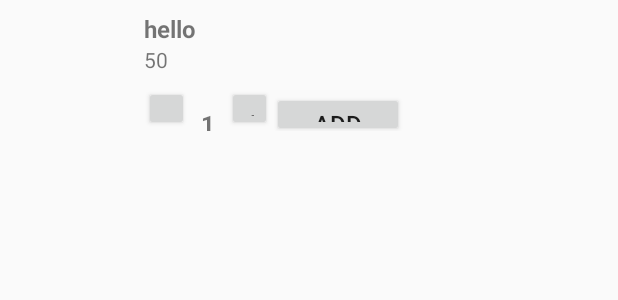
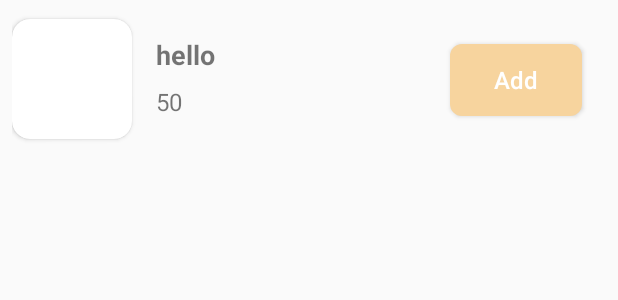
Before and after one commit to varun11192/Pizza-Delivery, an Android app: the layout item_row_layout.xml on its own in the app's theme, with its tools: preview values and no code run, on a phone screen of 412 x 824 dp. Shown: the top 300 px of the screen. Run offline under Robolectric (Android 15) with nearby library versions, the phone set to English and light mode, and no system bars.

Commit message:
some ui changes

```diff
--- a/app/src/main/AndroidManifest.xml
+++ b/app/src/main/AndroidManifest.xml
@@ -50,7 +50,9 @@
             android:exported="true" />
         <activity
             android:name=".HomeActivity"
-            android:exported="false" />
+            android:exported="true" >
+
+        </activity>
         <activity
             android:name=".chatbot"
             android:exported="false" />
--- a/app/src/main/java/com/example/wapp/CartActivity.java
+++ b/app/src/main/java/com/example/wapp/CartActivity.java
@@ -160,7 +160,7 @@ public class CartActivity extends AppCompatActivity {
 
         DecimalFormat decimalFormat = new DecimalFormat("#0.00");
         String totalPrice = decimalFormat.format(total);
-        totalPriceTextView.setText("Total: $" + totalPrice);
+        totalPriceTextView.setText("Rs " + totalPrice);
     }
 
     public void removeItem(int position) {
--- a/app/src/main/res/layout/activity_cart.xml
+++ b/app/src/main/res/layout/activity_cart.xml
@@ -9,13 +9,14 @@
 
     <ScrollView
         android:layout_width="match_parent"
-        android:layout_height="wrap_content">
+        android:layout_height="match_parent"
+        android:layout_above="@id/checkoutLayout"
+        android:layout_marginBottom="8dp">
 
     <androidx.recyclerview.widget.RecyclerView
         android:id="@+id/cartRecyclerView"
         android:layout_width="match_parent"
         android:layout_height="match_parent"
-        android:layout_above="@+id/checkoutLayout"
         />
     </ScrollView>
 
@@ -27,15 +28,14 @@
         android:layout_alignParentBottom="true"
         android:background="@android:color/white"
         android:padding="16dp"
-        android:layout_marginBottom="100dp"
-        >
+        android:layout_marginBottom="100dp">
 
         <TextView
             android:id="@+id/totalPriceLabel"
             android:layout_width="wrap_content"
             android:layout_height="wrap_content"
             android:text="Total Price:"
-            android:textSize="18sp"
+            android:textSize="16sp"
             android:textColor="@android:color/black"
             />
 
@@ -43,18 +43,23 @@
             android:id="@+id/totalPriceTextView"
             android:layout_width="wrap_content"
             android:text="100"
+            android:layout_height="wrap_content"
             android:layout_marginLeft="8dp"
-            android:layout_height="wrap_content"
             android:layout_marginBottom="16dp"
             android:textColor="@android:color/black"
-            android:textSize="18sp" />
+            android:textSize="16sp" />
+
+        <View
+            android:layout_width="0dp"
+            android:layout_height="0dp"
+            android:layout_weight="1"
+            />
 
         <Button
             android:id="@+id/checkoutButton"
-            android:layout_width="100dp"
+            android:layout_width="wrap_content"
             android:layout_height="wrap_content"
             android:text="Checkout"
-            android:layout_marginLeft="120dp"
             android:backgroundTint="@color/red"
             android:background="@drawable/rounded_button"
             android:textColor="@android:color/white"
--- a/app/src/main/res/layout/item_row_layout.xml
+++ b/app/src/main/res/layout/item_row_layout.xml
@@ -1,80 +1,104 @@
-<LinearLayout
-    xmlns:android="http://schemas.android.com/apk/res/android"
+<LinearLayout xmlns:android="http://schemas.android.com/apk/res/android"
     android:layout_width="match_parent"
-
     android:layout_height="wrap_content"
+    xmlns:app="http://schemas.android.com/apk/res-auto"
     android:orientation="horizontal"
     android:padding="8dp">
 
-    <ImageView
-        android:id="@+id/itemImageView"
+    <androidx.cardview.widget.CardView
+        android:id="@+id/posterCardView"
         android:layout_width="80dp"
+        app:cardCornerRadius="12dp"
         android:layout_height="80dp"
-        android:scaleType="centerCrop" />
+        android:layout_gravity="center"
+        >
 
-    <LinearLayout
+        <ImageView
+            android:id="@+id/itemImageView"
+            android:layout_width="match_parent"
+            android:layout_height="match_parent"
+            android:layout_gravity="center"
+            android:scaleType="centerCrop"
+            />
+
+    </androidx.cardview.widget.CardView>
+
+
+
+    <androidx.constraintlayout.widget.ConstraintLayout
         android:layout_width="0dp"
-        android:layout_height="wrap_content"
+        android:layout_height="90dp"
         android:layout_weight="1"
-        android:orientation="vertical"
         android:layout_marginStart="8dp">
 
         <TextView
             android:id="@+id/itemNameTextView"
-            android:text="hello"
             android:layout_width="wrap_content"
             android:layout_height="wrap_content"
-            android:textSize="16sp"
+            android:text="hello"
+            app:layout_constraintLeft_toLeftOf="parent"
+            app:layout_constraintTop_toTopOf="parent"
+            android:layout_marginTop="16dp"
+            android:layout_marginLeft="8dp"
+            android:textSize="18sp"
             android:textStyle="bold" />
 
         <TextView
             android:id="@+id/itemPriceTextView"
             android:text="50"
+            android:layout_marginTop="8dp"
+            app:layout_constraintTop_toBottomOf="@id/itemNameTextView"
+            app:layout_constraintLeft_toLeftOf="@id/itemNameTextView"
             android:layout_width="wrap_content"
             android:layout_height="wrap_content"
-            android:textSize="14sp" />
+            android:textSize="16sp" />
 
-        <LinearLayout
+        <Button
+            android:id="@+id/addButton"
             android:layout_width="wrap_content"
             android:layout_height="wrap_content"
-            android:orientation="horizontal"
-            android:layout_marginTop="8dp">
+            android:onClick="addToCart"
+            android:padding="8dp"
+            android:text="Add"
+            android:background="@drawable/rounded_button"
+            android:textColor="@color/white"
+            android:textAllCaps="false"
+            android:textSize="16sp"
+            android:layout_marginRight="16dp"
+            app:layout_constraintBottom_toBottomOf="parent"
+            app:layout_constraintRight_toRightOf="parent"
+            app:layout_constraintTop_toTopOf="parent" />
 
-            <Button
-                android:id="@+id/minusButton"
-                android:layout_width="30dp"
-                android:layout_height="30dp"
-                android:text="-"
-                android:textSize="20sp"
-                android:onClick="decreaseQuantity" />
 
-            <TextView
-                android:id="@+id/quantityTextView"
-                android:text="1"
-                android:layout_width="wrap_content"
-                android:layout_height="wrap_content"
-                android:textSize="16sp"
-                android:textStyle="bold"
-                android:layout_marginStart="8dp"
-                android:layout_marginEnd="8dp" />
 
-            <Button
-                android:id="@+id/plusButton"
-                android:layout_width="30dp"
-                android:layout_height="30dp"
-                android:text="+"
-                android:textSize="20sp"
-                android:onClick="increaseQuantity" />
+<!--            <Button-->
+<!--                android:id="@+id/minusButton"-->
+<!--                android:layout_width="30dp"-->
+<!--                android:layout_height="30dp"-->
+<!--                android:text="-"-->
+<!--                android:textSize="20sp"-->
+<!--                android:onClick="decreaseQuantity" />-->
 
-            <Button
-                android:id="@+id/addButton"
-                android:layout_width="wrap_content"
-                android:layout_height="30dp"
-                android:onClick="addToCart"
-                android:text="Add"
-                android:textSize="16sp" />
+<!--            <TextView-->
+<!--                android:id="@+id/quantityTextView"-->
+<!--                android:text="1"-->
+<!--                android:layout_width="wrap_content"-->
+<!--                android:layout_height="wrap_content"-->
+<!--                android:textSize="16sp"-->
+<!--                android:textStyle="bold"-->
+<!--                android:layout_marginStart="8dp"-->
+<!--                android:layout_marginEnd="8dp" />-->
 
-        </LinearLayout>
-    </LinearLayout>
+<!--            <Button-->
+<!--                android:id="@+id/plusButton"-->
+<!--                android:layout_width="30dp"-->
+<!--                android:layout_height="30dp"-->
+<!--                android:text="+"-->
+<!--                android:textSize="20sp"-->
+<!--                android:onClick="increaseQuantity" />-->
+
+
+
+    </androidx.constraintlayout.widget.ConstraintLayout>
 
 </LinearLayout>
--- a/app/src/main/res/layout/menupage.xml
+++ b/app/src/main/res/layout/menupage.xml
@@ -5,24 +5,31 @@
     android:background="#F5F5F7"
     xmlns:app="http://schemas.android.com/apk/res-auto">
 
-    <!-- Poster CardView -->
     <androidx.cardview.widget.CardView
         android:id="@+id/posterCardView"
         android:layout_width="match_parent"
         app:cardCornerRadius="32dp"
         android:layout_height="200dp"
         android:elevation="10dp"
-        android:layout_margin="32dp">
+        android:layout_margin="32dp"
+        android:backgroundTint="#DE2018"
+        >
 
-        <ImageView
-            android:id="@+id/posterImageView"
+        <pl.droidsonroids.gif.GifImageView
             android:layout_width="match_parent"
             android:layout_height="match_parent"
-            android:scaleType="centerCrop"
+            android:src="@drawable/order_from_pizzo"
             android:adjustViewBounds="true"
-            android:background="@color/white"
+            />
 
-            android:src="@drawable/poster_image" />
+<!--        <ImageView-->
+<!--            android:id="@+id/posterImageView"-->
+<!--            android:layout_width="match_parent"-->
+<!--            android:layout_height="match_parent"-->
+<!--            android:scaleType="centerCrop"-->
+<!--            android:adjustViewBounds="true"-->
+<!--            android:background="@color/white"-->
+<!--            android:src="@drawable/poster_image" />-->
 
     </androidx.cardview.widget.CardView>
 
```
Also changed, not shown: 1 other file.
